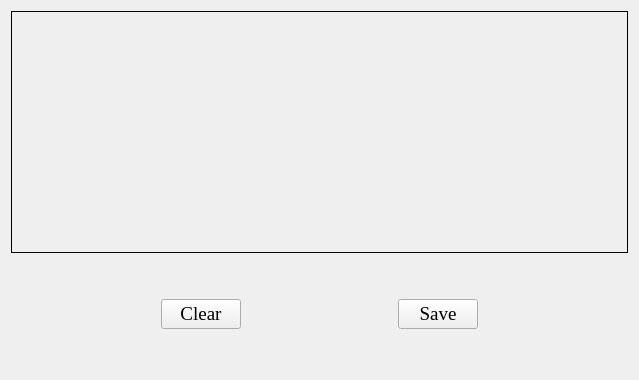
Above: DeskTop App/UIs/message.ui from mohab-hisham/Smart-Home-System-controlled-by-EEG before the change. Below: the same form after it.
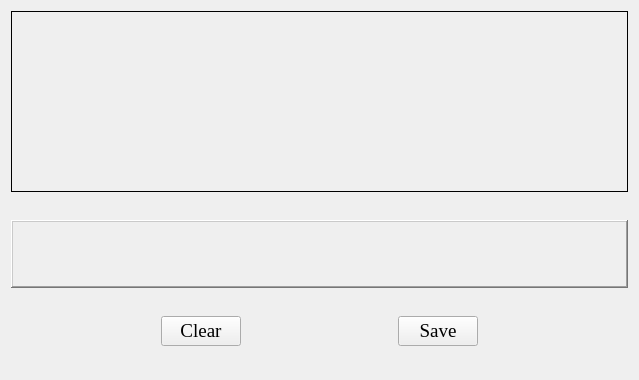
That is the form after the change.

Patch:
```diff
--- a/DeskTop App/UIs/message.ui
+++ b/DeskTop App/UIs/message.ui
@@ -19,7 +19,7 @@
   <property name="windowTitle">
    <string>Message</string>
   </property>
-  <layout class="QVBoxLayout" name="verticalLayout" stretch="6,1,2,1">
+  <layout class="QVBoxLayout" name="verticalLayout" stretch="8,1,3,1,3,1">
    <item>
     <widget class="QLabel" name="message_label">
      <property name="frameShape">
@@ -30,6 +30,35 @@
      </property>
     </widget>
    </item>
+   <item>
+    <spacer name="verticalSpacer_3">
+     <property name="orientation">
+      <enum>Qt::Vertical</enum>
+     </property>
+     <property name="sizeHint" stdset="0">
+      <size>
+       <width>20</width>
+       <height>40</height>
+      </size>
+     </property>
+    </spacer>
+   </item>
+   <item>
+    <widget class="QLabel" name="code_label">
+     <property name="frameShape">
+      <enum>QFrame::WinPanel</enum>
+     </property>
+     <property name="frameShadow">
+      <enum>QFrame::Raised</enum>
+     </property>
+     <property name="text">
+      <string/>
+     </property>
+     <property name="alignment">
+      <set>Qt::AlignCenter</set>
+     </property>
+    </widget>
+   </item>
    <item>
     <spacer name="verticalSpacer">
      <property name="orientation">
```
